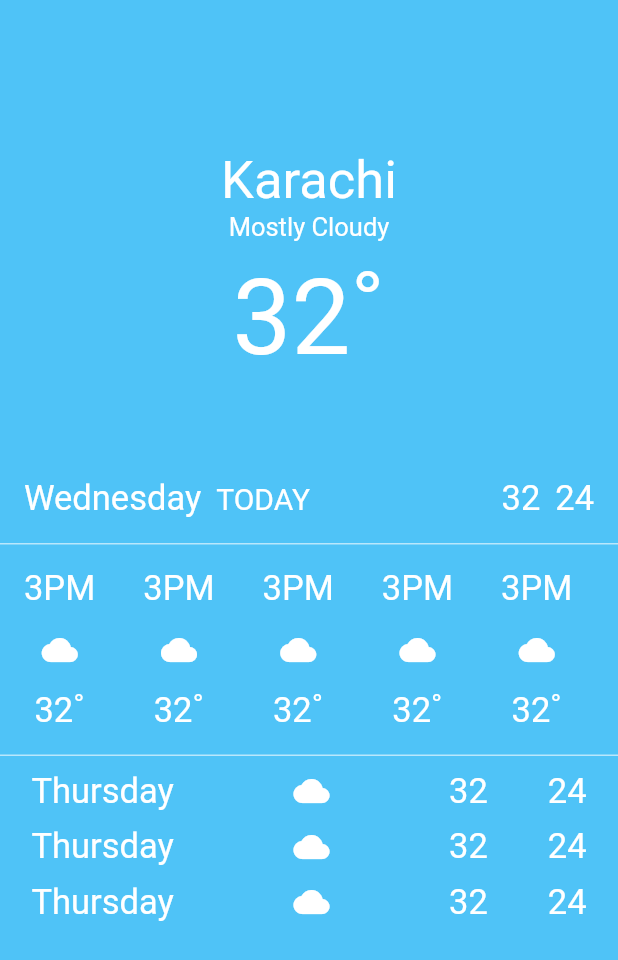
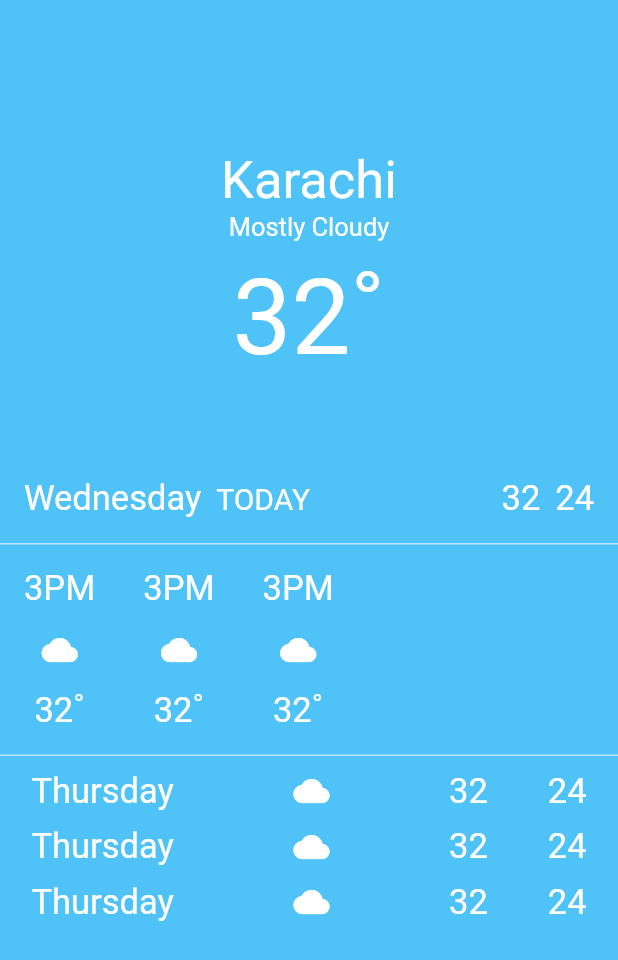
Before and after one commit to amaanullahkhan/daily-weather-flutter, a Flutter app: the screen it shows after launch, on a phone screen of 412 x 824 dp. Shown: the top 960 px of the screen. Run offline on Flutter 3.47's test engine with Material 2 defaults, Android fonts, the phone set to English and light mode, and no system bars.

Commit message:
daily forecast

```diff
--- /dev/null
+++ b/project/weather/lib/controls/daily_forecast.dart
@@ -0,0 +1,17 @@
+import 'package:flutter/material.dart';
+import 'weather_column.dart';
+
+class DailyForecast extends StatelessWidget {
+  final List<WeatherColumn> columns;
+  final double padding = 16;
+
+  DailyForecast({this.columns});
+
+  @override
+  Widget build(BuildContext context) {
+    var children = columns.map((column) {
+      return Container(child: column, padding: EdgeInsets.all(padding));
+    }).toList();
+    return Row(children: children);
+  }
+}
--- a/project/weather/lib/controls/weekly_forecast.dart
+++ b/project/weather/lib/controls/weekly_forecast.dart
@@ -2,11 +2,11 @@ import 'package:flutter/material.dart';
 import 'weather_row.dart';
 
 class WeeklyForecast extends StatelessWidget {
-
   final List<WeatherRow> rows;
   final double padding = 16;
 
   WeeklyForecast({this.rows});
+
   @override
   Widget build(BuildContext context) {
     return Container(
--- a/project/weather/lib/home_page/home_page.dart
+++ b/project/weather/lib/home_page/home_page.dart
@@ -1,4 +1,5 @@
 import 'package:flutter/material.dart';
+import 'package:weather/controls/daily_forecast.dart';
 import 'package:weather/controls/weather_column.dart';
 import 'package:weather/controls/weather_row.dart';
 import 'package:weather/controls/weekly_forecast.dart';
@@ -72,18 +73,29 @@ class HomePageState extends State<HomePage> {
                 ),
                 Container(
                   height: 140,
-                  child: ListView.builder(
+                  child: ListView(
                     scrollDirection: Axis.horizontal,
-                    itemBuilder: (BuildContext context, int index) {
-                      return Container(
-                        padding: EdgeInsets.all(16),
-                        child: WeatherColumn(
-                          bottomText: "32˚",
-                          icon: Icon(Icons.cloud),
-                          topText: "3PM",
-                        ),
-                      );
-                    },
+                    children: [
+                      DailyForecast(
+                        columns: [
+                          WeatherColumn(
+                            bottomText: "32˚",
+                            icon: Icon(Icons.cloud),
+                            topText: "3PM",
+                          ),
+                          WeatherColumn(
+                            bottomText: "32˚",
+                            icon: Icon(Icons.cloud),
+                            topText: "3PM",
+                          ),
+                          WeatherColumn(
+                            bottomText: "32˚",
+                            icon: Icon(Icons.cloud),
+                            topText: "3PM",
+                          )
+                        ],
+                      )
+                    ],
                   ),
                 ),
                 Container(
```
Also changed, not shown: project/weather/lib/controls/primary_text.dart (line endings or trailing spaces), project/weather/lib/controls/weather_column.dart (line endings or trailing spaces), project/weather/lib/controls/weather_row.dart (line endings or trailing spaces).
